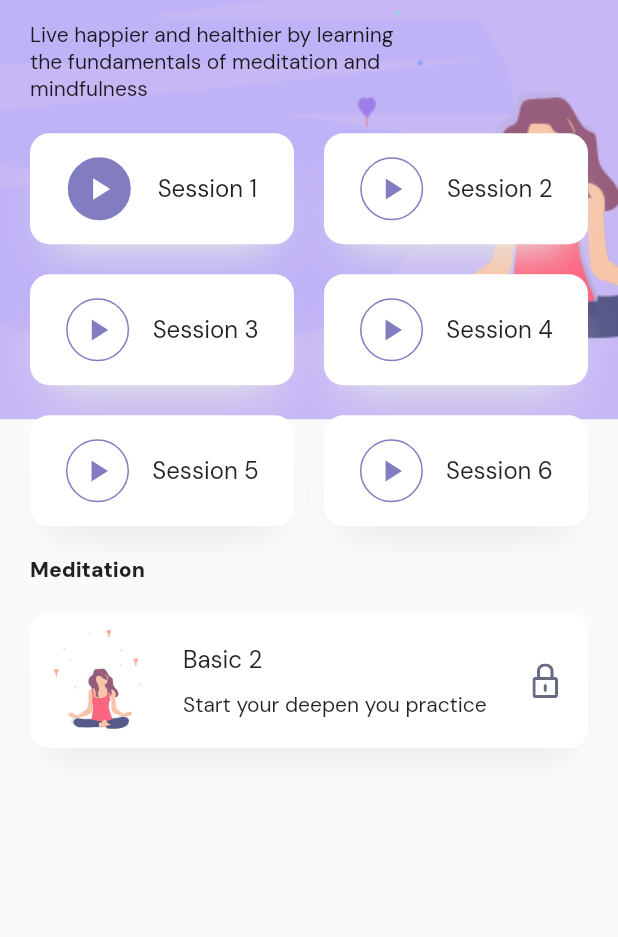
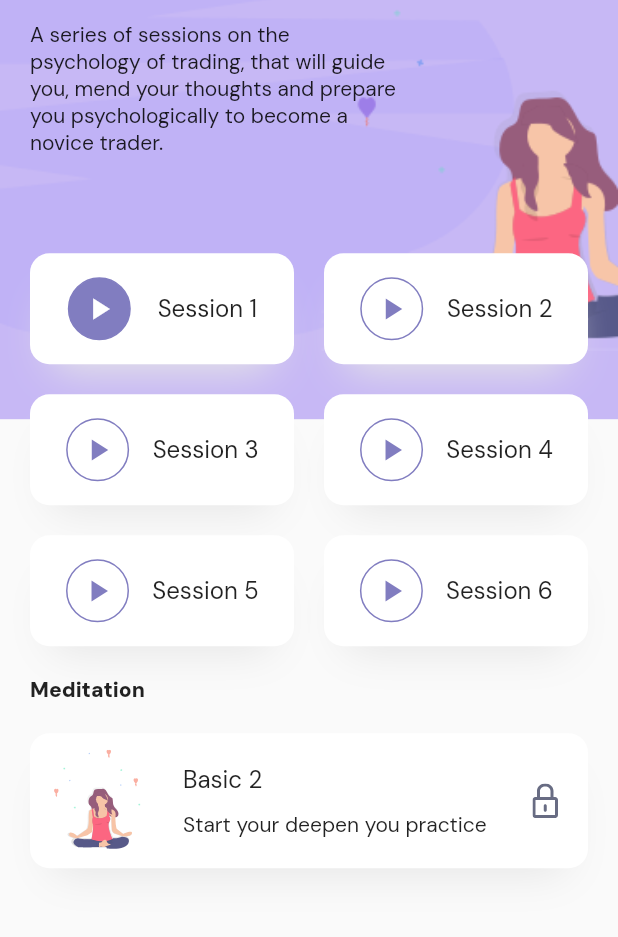
Before and after one commit to cyberianzed/skillversity, a Flutter app: the screen it shows after launch, after a tap on "Finance", on a phone screen of 412 x 824 dp, the part 137-1074 px from its top. Run offline on Flutter 3.47's test engine with Material 2 defaults, Android fonts, the phone set to English and light mode, and no system bars; our stand-ins replace flutter_svg, google_fonts, percent_indicator.

Commit message:
minor changes

```diff
--- a/lib/root_page.dart
+++ b/lib/root_page.dart
@@ -1,7 +1,5 @@
 import 'package:abibas/screens/profile_screen.dart';
-import 'package:abibas/screens/details_screen.dart';
 import 'package:abibas/screens/feed_screen.dart';
-import 'package:abibas/screens/session_one.dart';
 import 'package:flutter/material.dart';
 
 import 'screens/home_screen.dart';
--- a/lib/screens/details_screen.dart
+++ b/lib/screens/details_screen.dart
@@ -47,12 +47,12 @@ class DetailsScreen extends StatelessWidget {
                     SizedBox(
                       width: size.width * .6, // it just take 60% of total width
                       child: Text(
-                        "Live happier and healthier by learning the fundamentals of meditation and mindfulness",
+                        "A series of sessions on the psychology of trading, that will guide you, mend your thoughts and prepare you psychologically to become a novice trader.",
                       ),
                     ),
                     SizedBox(
                       width: size.width * .3, // it just take the 50% width
-                      height: 21,
+                      height: 65,
                     ),
                     Wrap(
                       spacing: 20,
--- a/lib/screens/home_screen.dart
+++ b/lib/screens/home_screen.dart
@@ -36,7 +36,7 @@ class HomeScreen extends StatelessWidget {
                 ),
               ),
             ),
-            progresCard(),
+            const ProgresCard(),
             Row(
               children: [
                 Expanded(
@@ -77,6 +77,7 @@ class HomeScreen extends StatelessWidget {
             const SizedBox(height: 10),
             //const SearchBar(),
             Row(
+              mainAxisAlignment: MainAxisAlignment.spaceEvenly,
               children: const [
                 CategoryCard(
                   title: "Finance",
@@ -89,6 +90,7 @@ class HomeScreen extends StatelessWidget {
               ],
             ),
             Row(
+              mainAxisAlignment: MainAxisAlignment.spaceEvenly,
               children: const [
                 CategoryCard(
                   title: "UI/UX",
--- a/lib/widgets/category_card.dart
+++ b/lib/widgets/category_card.dart
@@ -13,7 +13,7 @@ class CategoryCard extends StatelessWidget {
   @override
   Widget build(BuildContext context) {
     return Container(
-      margin: EdgeInsets.all(15),
+      margin: EdgeInsets.symmetric(vertical: 10),
       height: 190,
       width: 150,
       decoration: BoxDecoration(
--- a/lib/widgets/progres_card.dart
+++ b/lib/widgets/progres_card.dart
@@ -1,9 +1,25 @@
 import 'package:abibas/constants.dart';
+import 'package:abibas/screens/details_screen.dart';
 import 'package:flutter/material.dart';
 import 'package:percent_indicator/circular_percent_indicator.dart';
 
-Container progresCard() {
-  return Container(
+class ProgresCard extends StatelessWidget {
+  const ProgresCard({Key? key}) : super(key: key);
+
+  @override
+  Widget build(BuildContext context) {
+    return Material(
+      color: Colors.transparent,
+      child: InkWell(
+        onTap: () {
+          Navigator.push(
+            context,
+            MaterialPageRoute(builder: (context) {
+              return const DetailsScreen();
+            }),
+          );
+        },
+        child: Container(
           margin: const EdgeInsets.symmetric(vertical: 10, horizontal: 15),
           height: 115,
           width: double.infinity,
@@ -61,5 +77,8 @@ Container progresCard() {
               ],
             ),
           ),
+        ),
+      ),
     );
   }
+}
```
Lines whose indentation alone changed are shown as unchanged.
